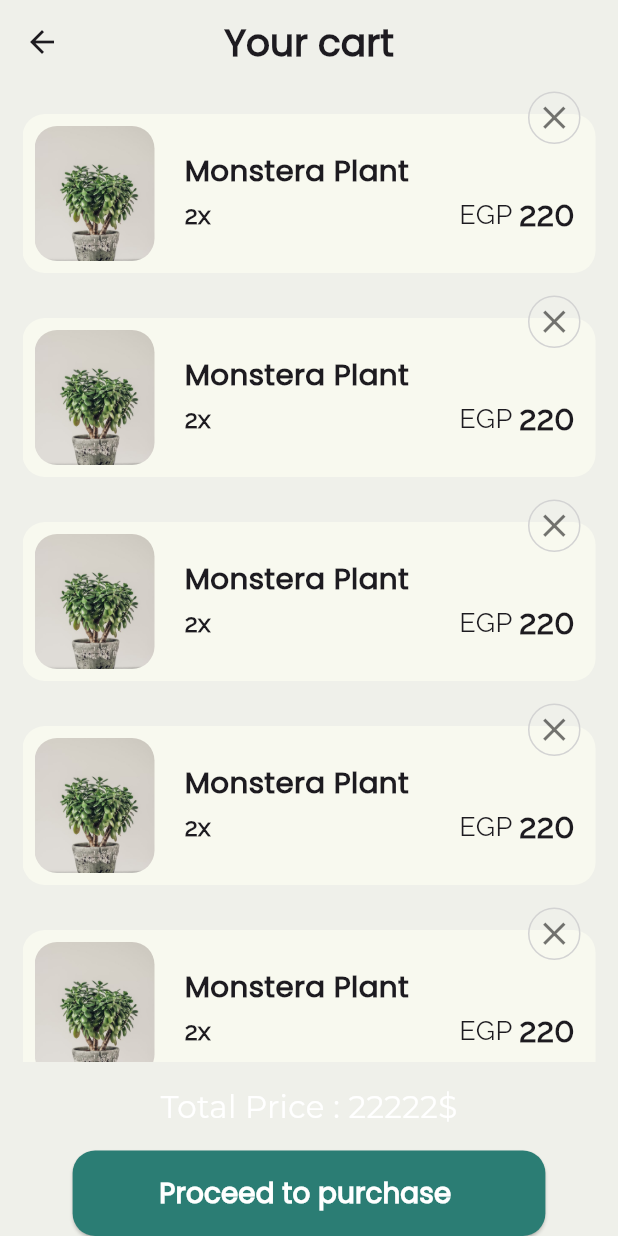
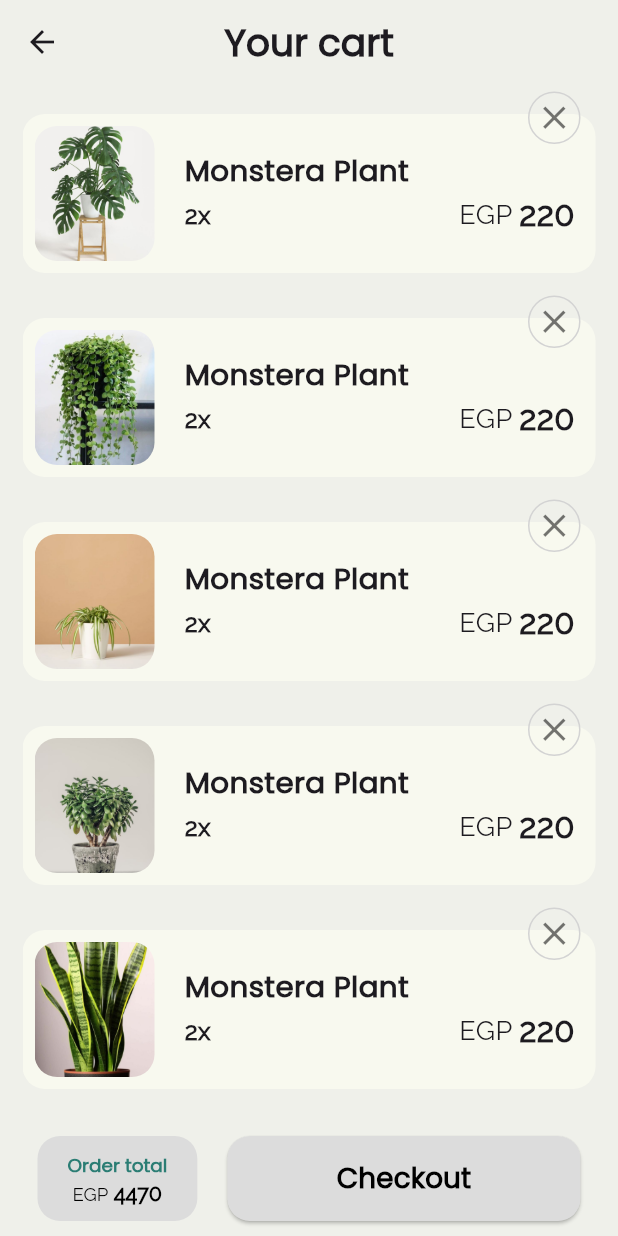
Before and after one commit to MalekYasser26/plant_it, a Flutter app: the CartViewBody screen opened directly, on a phone screen of 412 x 824 dp. Run offline on Flutter 3.47's test engine with Material 3 defaults, Android fonts, the phone set to English and light mode, and no system bars; our stand-ins replace bloc, flutter_bloc, flutter_rating_stars, google_fonts; project files that could hold a hidden picture were left out.

Commit message:
cart view UI done

```diff
--- a/lib/features/cart/presentation/widgets/cart_item.dart
+++ b/lib/features/cart/presentation/widgets/cart_item.dart
@@ -2,8 +2,9 @@ import 'package:flutter/material.dart';
 import 'package:plant_it/constants/constants.dart';
 
 class CartItem extends StatelessWidget {
+  final int index;
   const CartItem({
-    super.key,
+    super.key, required this.index,
   });
 
   @override
@@ -28,7 +29,7 @@ class CartItem extends StatelessWidget {
                 child: ClipRRect(
                   borderRadius: BorderRadius.circular(15),
                   child: Image.asset(
-                    'assets/images/plant4.png',
+                    'assets/images/plant$index.png',
                     fit: BoxFit.cover,
                   ),
                 ),
--- a/lib/features/cart/presentation/widgets/cart_view_body.dart
+++ b/lib/features/cart/presentation/widgets/cart_view_body.dart
@@ -1,7 +1,5 @@
 import 'package:flutter/material.dart';
-import 'package:google_fonts/google_fonts.dart';
 import 'package:plant_it/constants/constants.dart';
-import 'package:plant_it/features/auth/presentation/views/widgets/login_button.dart';
 import 'package:plant_it/features/cart/presentation/widgets/cart_item.dart';
 import 'package:plant_it/features/checkout/presentation/views/checkout_view.dart';
 
@@ -15,6 +13,7 @@ class CartViewBody extends StatelessWidget {
         backgroundColor: AppColors.basicallyWhite,
         appBar: AppBar(
           backgroundColor: AppColors.basicallyWhite,
+          scrolledUnderElevation: 0.0,
           title: const Text(
             "Your cart",
             style: TextStyle(
@@ -34,32 +33,99 @@ class CartViewBody extends StatelessWidget {
                   child: ListView.separated(
                     physics: const BouncingScrollPhysics(),
                     padding: const EdgeInsets.only(top: 20), // Add padding to the top
-                    itemBuilder: (context, index) => const CartItem(),
+                    itemBuilder: (context, index) =>  CartItem(
+                      index: index+1,
+                    ),
                     separatorBuilder: (context, index) =>
                     const SizedBox(height: 30),
-                    itemCount: 5,
+                    itemCount: 6,
                   ),
                 ),
                 Padding(
-                  padding: const EdgeInsets.all(15.0),
-                  child: Text(
-                    "Total Price : 22222\$",
-                    style: GoogleFonts.montserrat(
-                      fontSize: getResponsiveSize(context, fontSize: 20),
-                      color: Colors.white,
-                    ),
+                  padding: const EdgeInsets.all(10.0),
+                  child: Row(
+                    children: [
+                      Container(
+                        height: getResponsiveSize(context, fontSize: 55),
+                        padding: const EdgeInsets.symmetric(
+                            horizontal: 20, vertical: 10),
+                        decoration: BoxDecoration(
+                          color: const Color(0xFFDCDCDC),
+                          borderRadius: BorderRadius.circular(15),
+                        ),
+                        child: Row(
+                          children: [
+                            RichText(
+                              text: TextSpan(
+                                text: 'Order total\n ',
+                                style: TextStyle(
+                                    fontFamily: "Poppins",
+                                    fontSize: getResponsiveSize(context, fontSize: 12),
+                                    fontWeight: FontWeight.w600,
+                                    color: AppColors.darkGreenL),
+                                // Default text color
+                                children: [
+                                  TextSpan(
+                                    text: 'EGP',
+                                    style: TextStyle(
+                                        fontFamily: "Raleway",
+                                        fontSize:
+                                        getResponsiveSize(context, fontSize: 12),
+                                        fontWeight: FontWeight.w300,
+                                        color: Colors.black),
+                                    // Color for "Sign in"
+
+                                  ),
+                                  TextSpan(
+                                    text: ' 4470',
+                                    style: TextStyle(
+                                        fontFamily: "Raleway",
+                                        fontSize:
+                                        getResponsiveSize(context, fontSize: 14),
+                                        fontWeight: FontWeight.bold,
+                                        color: Colors.black),
+                                    // Color for "Sign in"
+
+                                  ),
+                                ],
+                              ),
+                            ),
+                          ],
+                        ),
+                      ),
+                      const SizedBox(
+                        width: 20,
+                      ),
+                      Flexible(
+                        child: SizedBox(
+                          width: getResponsiveSize(context, fontSize: 350),
+                          height: getResponsiveSize(context, fontSize: 55),
+                          child: ElevatedButton(
+                            onPressed: () {
+                              print("checkout");
+                              Navigator.push(context, MaterialPageRoute(builder:(context) => const CheckoutView(),));
+                            },
+                            style: ElevatedButton.styleFrom(
+                              backgroundColor: const Color(0xFFDCDCDC),
+                              shape: RoundedRectangleBorder(
+                                borderRadius: BorderRadius.circular(15),
+                              ),
+                              padding: const EdgeInsets.symmetric(
+                                  horizontal: 20, vertical: 10),
+                            ),
+                            child: Text("Checkout",
+                                style: TextStyle(
+                                    fontFamily: "Poppins",
+                                    fontSize:
+                                    getResponsiveSize(context, fontSize: 18),
+                                    color: Colors.black,
+                                    fontWeight: FontWeight.bold)),
+                          ),
+                        ),
+                      ),
+
+                    ],
                   ),
-                ),
-                CustButton(
-                  onPressed: () {
-                    Navigator.push(
-                      context,
-                      MaterialPageRoute(
-                        builder: (context) => const CheckoutView(),
-                      ),
-                    );
-                  },
-                  text: "Proceed to purchase ",
                 ),
               ],
             ),
--- a/lib/features/description/presentation/views/description_view.dart
+++ b/lib/features/description/presentation/views/description_view.dart
@@ -1,5 +1,6 @@
 import 'package:flutter/material.dart';
 import 'package:plant_it/constants/constants.dart';
+import 'package:plant_it/features/cart/presentation/views/cart_view.dart';
 import 'package:plant_it/features/cust_nav_bar/presentation/views/cust_nav_bar_selection_view.dart';
 import 'package:plant_it/features/cust_nav_bar/presentation/views/cust_nav_bar_view.dart';
 import 'package:plant_it/features/description/presentation/views/widgets/category_container.dart';
@@ -32,6 +33,7 @@ class _DescriptionViewState extends State<DescriptionView> {
         backgroundColor: AppColors.basicallyWhite,
         appBar: AppBar(
           backgroundColor: AppColors.basicallyWhite,
+          scrolledUnderElevation: 0.0,
           title: const Text(
             "Monstera plant",
             style: TextStyle(
@@ -200,6 +202,7 @@ class _DescriptionViewState extends State<DescriptionView> {
                       child: ElevatedButton(
                         onPressed: () {
                           print("add to cart");
+                          Navigator.push(context, MaterialPageRoute(builder: (context) => const CartView(),));
                         },
                         style: ElevatedButton.styleFrom(
                           backgroundColor: const Color(0xFFDCDCDC),
```
